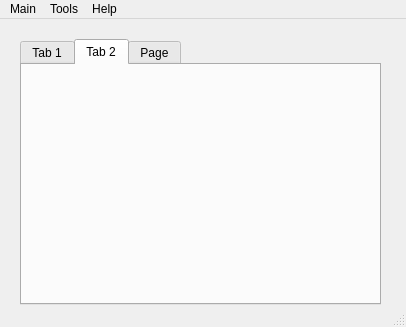
First picture: the form in mainwindow.ui, repository markopoloparadox/ProjectPerun, before the edit.
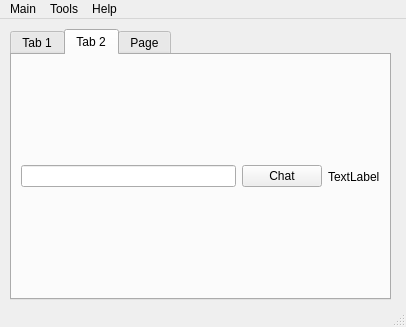
Second picture: the form after the edit. The open tabs and pages were chosen to show the change.

```diff
--- a/mainwindow.ui
+++ b/mainwindow.ui
@@ -17,10 +17,10 @@
    <widget class="QTabWidget" name="tabWidget">
     <property name="geometry">
      <rect>
-      <x>20</x>
-      <y>20</y>
-      <width>361</width>
-      <height>266</height>
+      <x>10</x>
+      <y>10</y>
+      <width>381</width>
+      <height>271</height>
      </rect>
     </property>
     <property name="currentIndex">
@@ -81,6 +81,25 @@
      <attribute name="title">
       <string>Tab 2</string>
      </attribute>
+     <layout class="QHBoxLayout" name="horizontalLayout">
+      <item>
+       <widget class="QLineEdit" name="EmailLineEdit"/>
+      </item>
+      <item>
+       <widget class="QPushButton" name="ChatButton">
+        <property name="text">
+         <string>Chat</string>
+        </property>
+       </widget>
+      </item>
+      <item>
+       <widget class="QLabel" name="StatusLabel">
+        <property name="text">
+         <string>TextLabel</string>
+        </property>
+       </widget>
+      </item>
+     </layout>
     </widget>
     <widget class="QWidget" name="tab_3">
      <attribute name="title">
```
